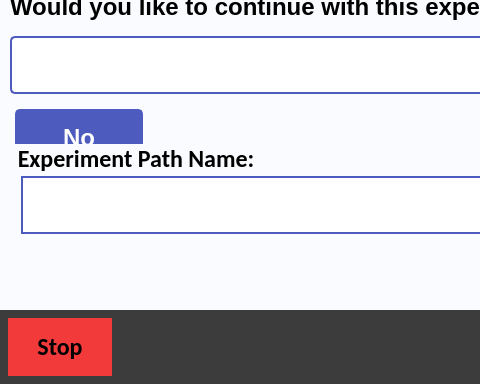
This is src/user_interface/graphic_user_interface/experiment_run.ui in CFigueroa90894/plasmetry as Qt 5 draws it before an edit; both pictures show x 0 to 480 and y 96 to 480 of the 800 by 480 pixel window. The edited form follows.
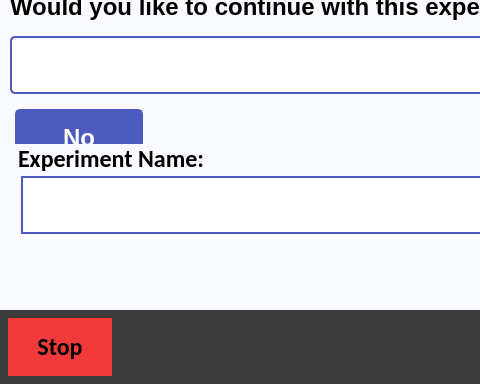
This is the edited form.

Commit message: Eliminated the worth 'Path' in 'Experiment Path Name'

Diff of the .ui file:
```diff
--- a/src/user_interface/graphic_user_interface/experiment_run.ui
+++ b/src/user_interface/graphic_user_interface/experiment_run.ui
@@ -530,7 +530,7 @@
               <string notr="true"/>
              </property>
              <property name="title">
-              <string>Experiment Path Name:</string>
+              <string>Experiment Name:</string>
              </property>
              <property name="alignment">
               <set>Qt::AlignLeading|Qt::AlignLeft|Qt::AlignVCenter</set>
```
The commit also changes 2 other files.
